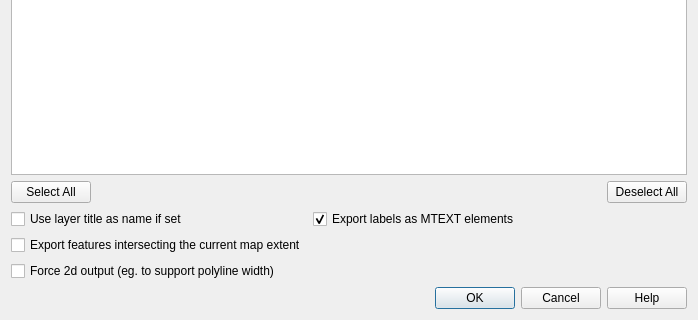
Above: src/ui/qgsdxfexportdialogbase.ui from qgis/QGIS before the change; both pictures show x 0 to 698 and y 360 to 680 of the 698 by 680 pixel window. Below: the same form after it.
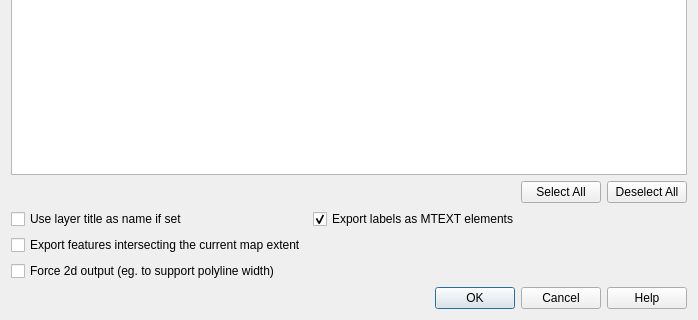
That is the form after the change. Custom widgets are drawn as their Qt base class.

Commit message:
Unify appearance of Select All/Deselect All buttons
- Ensure Select All always appears first
- Right align buttons in layouts consistently

```diff
--- a/src/ui/qgsdxfexportdialogbase.ui
+++ b/src/ui/qgsdxfexportdialogbase.ui
@@ -107,20 +107,6 @@
    </item>
    <item row="9" column="0" colspan="2">
     <layout class="QGridLayout" name="gridLayout_3">
-     <item row="0" column="0">
-      <widget class="QPushButton" name="mSelectAllButton">
-       <property name="text">
-        <string>Select All</string>
-       </property>
-      </widget>
-     </item>
-     <item row="0" column="2">
-      <widget class="QPushButton" name="mDeselectAllButton">
-       <property name="text">
-        <string>Deselect All</string>
-       </property>
-      </widget>
-     </item>
      <item row="0" column="1">
       <spacer name="horizontalSpacer">
        <property name="orientation">
@@ -134,6 +120,20 @@
        </property>
       </spacer>
      </item>
+     <item row="0" column="3">
+      <widget class="QPushButton" name="mDeselectAllButton">
+       <property name="text">
+        <string>Deselect All</string>
+       </property>
+      </widget>
+     </item>
+     <item row="0" column="2">
+      <widget class="QPushButton" name="mSelectAllButton">
+       <property name="text">
+        <string>Select All</string>
+       </property>
+      </widget>
+     </item>
     </layout>
    </item>
    <item row="3" column="0">
```
The commit also changes 5 other files.
